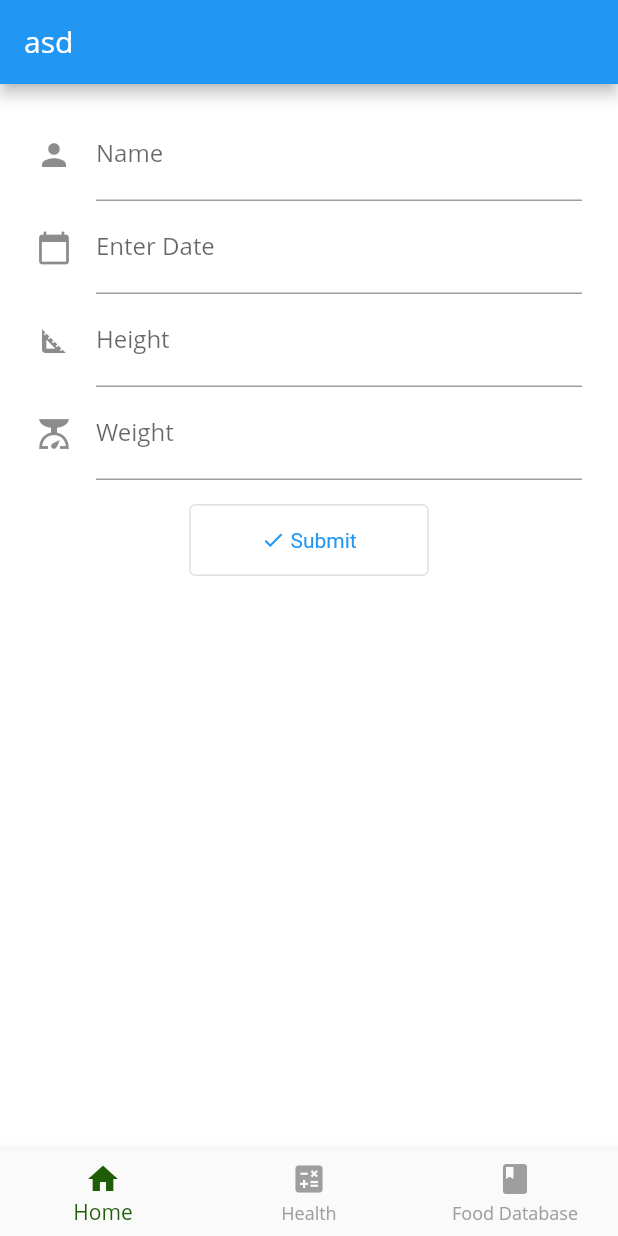
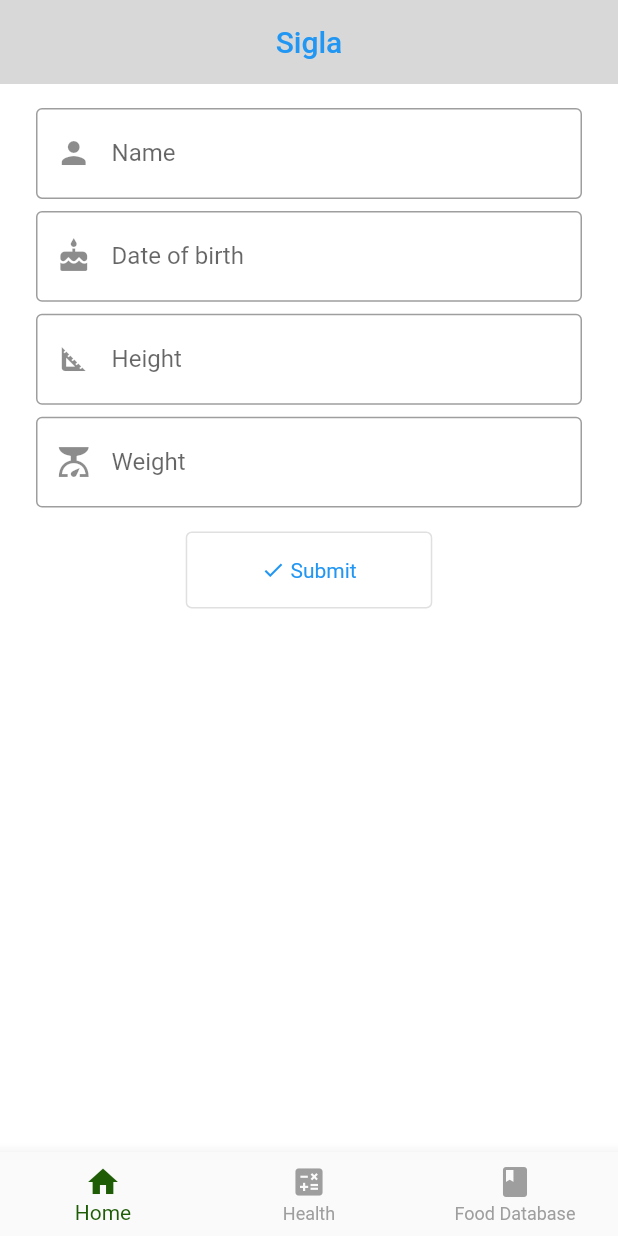
Before and after one commit to mattalejo/sigla, a Flutter app: the screen it shows after launch, swiped to page 2, on a phone screen of 412 x 824 dp. Run offline on Flutter 3.47's test engine with Material 2 defaults, Android fonts, the phone set to English and light mode, and no system bars; our stand-ins replace dropdown_formfield.

Commit message:
cleaned form.dart

```diff
--- a/lib/directory.dart
+++ b/lib/directory.dart
@@ -3,8 +3,8 @@ import 'form.dart';
 import 'home.dart';
 import 'database.dart';
 
-class Directory extends StatefulWidget{
-  const Directory({Key? key}): super(key: key);
+class Directory extends StatefulWidget {
+  const Directory({Key? key}) : super(key: key);
 
   @override
   DirectoryState createState() {
@@ -16,7 +16,7 @@ class DirectoryState extends State<Directory> {
   int _selectedIndex = 0;
   PageController pageController = PageController();
 
-  void onTapped(int index){
+  void onTapped(int index) {
     setState(() {
       _selectedIndex = index;
     });
@@ -24,29 +24,33 @@ class DirectoryState extends State<Directory> {
   }
 
   @override
-  Widget build(BuildContext context){
+  Widget build(BuildContext context) {
     return Scaffold(
-      appBar: AppBar(title: Text("asd")),
+      appBar: AppBar(
+        centerTitle: true,
+        title: Text(
+          "Sigla",
+          style: TextStyle(color: Colors.blue),
+        ),
+        backgroundColor: Color.fromARGB(255, 216, 216, 216),
+        elevation: 0,
+      ),
       body: PageView(
         controller: pageController,
-        children: [
-          HomeScreen(),
-          MyCustomForm(),
-          DatabaseScreen()
-        ],
+        children: [HomeScreen(), MyCustomForm(), DatabaseScreen()],
       ),
       bottomNavigationBar: BottomNavigationBar(
           items: const <BottomNavigationBarItem>[
             BottomNavigationBarItem(icon: Icon(Icons.home), label: "Home"),
-          BottomNavigationBarItem(icon: Icon(Icons.calculate), label: "Health"),
-          BottomNavigationBarItem(icon: Icon(Icons.book), label: "Food Database"),
+            BottomNavigationBarItem(
+                icon: Icon(Icons.calculate), label: "Health"),
+            BottomNavigationBarItem(
+                icon: Icon(Icons.book), label: "Food Database"),
           ],
           currentIndex: _selectedIndex,
           selectedItemColor: Color.fromARGB(255, 30, 92, 6),
           unselectedItemColor: Colors.grey,
-        onTap: onTapped
-      ),
+          onTap: onTapped),
     );
-
   }
 }
--- a/lib/form.dart
+++ b/lib/form.dart
@@ -19,9 +19,9 @@ class MyCustomFormState extends State<MyCustomForm> {
   @override
   Widget build(BuildContext context) {
     // Build a Form widget using the _formKey created above.
-    return new Scaffold(
+    return Scaffold(
         backgroundColor: Colors.white,
-        body: new Container(
+        body: Container(
           margin: const EdgeInsets.symmetric(vertical: 16, horizontal: 24),
           child: Form(
             key: _formKey,
@@ -29,45 +29,54 @@ class MyCustomFormState extends State<MyCustomForm> {
               crossAxisAlignment: CrossAxisAlignment.start,
               children: <Widget>[
                 TextFormField(
+                  textCapitalization: TextCapitalization.words,
                   decoration: const InputDecoration(
-                    icon: const Icon(Icons.person),
+                    border: OutlineInputBorder(),
+                    prefixIcon: Icon(Icons.person),
                     hintText: 'Enter your name',
                     labelText: 'Name',
                   ),
                 ),
+                const SizedBox(height: 8),
                 TextFormField(
                   keyboardType: TextInputType.datetime,
-                  decoration: InputDecoration(
-                      icon: Icon(Icons.calendar_today),
+                  decoration: const InputDecoration(
+                      border: OutlineInputBorder(),
+                      prefixIcon: Icon(Icons.cake),
                       hintText: "MM/DD/YYYY",
-                      labelText: "Enter Date"),
+                      labelText: "Date of birth"),
                 ),
+                const SizedBox(height: 8),
                 TextFormField(
                   keyboardType: TextInputType.number,
                   decoration: const InputDecoration(
-                    icon: const Icon(Icons.square_foot),
+                    border: OutlineInputBorder(),
+                    prefixIcon: Icon(Icons.square_foot),
                     hintText: 'Enter height in centimeters',
                     labelText: 'Height',
                   ),
                 ),
+                const SizedBox(height: 8),
                 TextFormField(
                   keyboardType: TextInputType.number,
+                  textInputAction: TextInputAction.send,
                   decoration: const InputDecoration(
-                    icon: const Icon(Icons.scale),
+                    border: OutlineInputBorder(),
+                    prefixIcon: Icon(Icons.scale),
                     hintText: 'Enter weight in kilograms',
                     labelText: 'Weight',
                   ),
                 ),
                 Container(
-                    padding: EdgeInsets.only(top: 16),
+                    padding: const EdgeInsets.only(top: 16),
                     alignment: Alignment.center,
                     child: ButtonTheme(
                         minWidth: 200,
                         height: 64,
-                        child: new OutlinedButton(
+                        child: OutlinedButton(
                             onPressed: () {},
-                            child: new RichText(
-                              text: TextSpan(
+                            child: RichText(
+                              text: const TextSpan(
                                 children: [
                                   WidgetSpan(
                                     child: Icon(Icons.check, size: 16),
@@ -82,7 +91,7 @@ class MyCustomFormState extends State<MyCustomForm> {
                               ),
                             ),
                             style: OutlinedButton.styleFrom(
-                                padding: EdgeInsets.symmetric(
+                                padding: const EdgeInsets.symmetric(
                                     horizontal: 48, vertical: 16))))),
               ],
             ),
--- a/lib/main.dart
+++ b/lib/main.dart
@@ -8,10 +8,11 @@ class MyApp extends StatelessWidget {
 
   @override
   Widget build(BuildContext context) {
+    final ThemeData theme = ThemeData();
     return MaterialApp(
         theme: ThemeData(
-          fontFamily: 'Open Sans',
-        ),
+            accentColor: Color.fromARGB(255, 60, 89, 126),
+            visualDensity: VisualDensity(horizontal: 0.6, vertical: 0.4)),
         home: Directory());
   }
 }
```
Also changed, not shown: pubspec.yaml (+7 -7 lines). Lines whose indentation alone changed are shown as unchanged.
